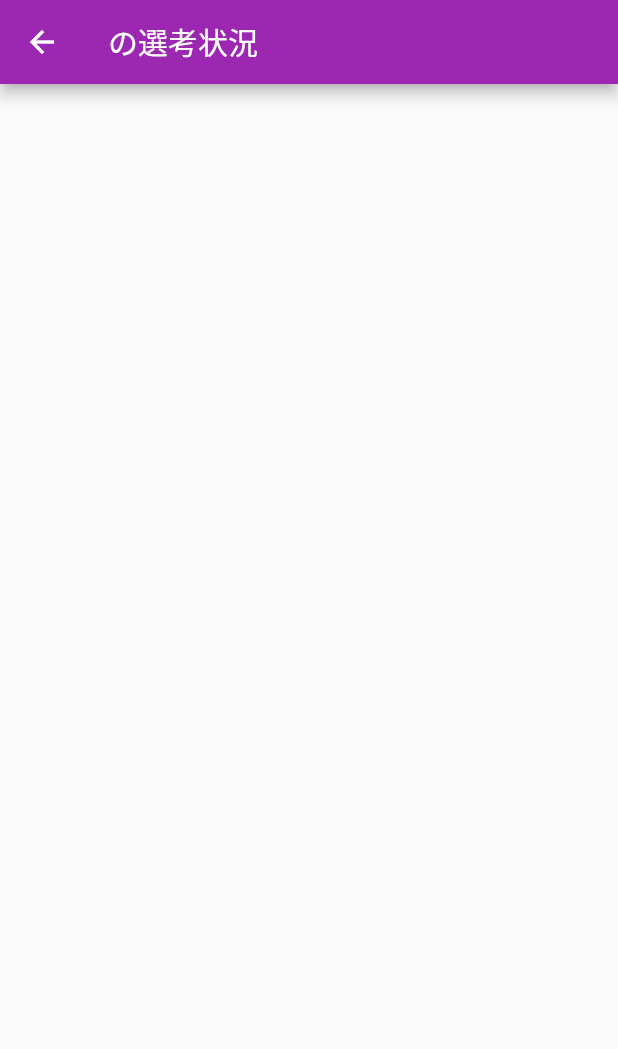
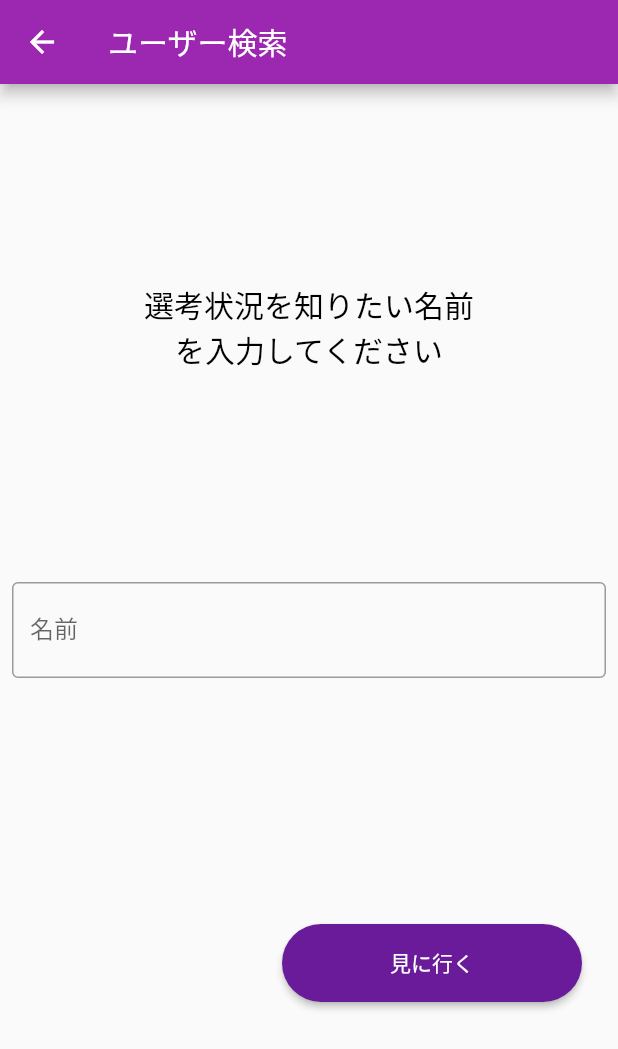
Before and after one commit to momomomo111/job_hanting_app, a Flutter app: the screen it shows after launch, after a tap on "閲覧する方はこちらから", on a phone screen of 412 x 824 dp. Shown: the top 1049 px of the screen. Run offline on Flutter 3.47's test engine with Material 2 defaults, Android fonts, the phone set to English and light mode, and no system bars; our stand-ins replace cloud_firestore, firebase_auth, firebase_core, get, google_fonts, google_sign_in; accounts and stored records are empty.

Commit message:
[update] User search function added.
ユーザー検索機能を追加

```diff
--- a/lib/controller/my_process_controller.dart
+++ b/lib/controller/my_process_controller.dart
@@ -10,8 +10,7 @@ class MyProcessController extends GetxController {
 
   final deleteMode = false.obs;
 
-  @override
-  void onReady() {
+  void readMyProcess() {
     myProcessList.bindStream(
         FirestoreDb.myProcessStream(_userController.userName.value));
   }
--- a/lib/main.dart
+++ b/lib/main.dart
@@ -9,6 +9,7 @@ import 'package:job_hanting_app/view/company_add_screen.dart';
 import 'package:job_hanting_app/view/process_list_screen.dart';
 import 'package:job_hanting_app/view/process_select_screen.dart';
 import 'package:job_hanting_app/view/title_screen.dart';
+import 'package:job_hanting_app/view/user_select_screen.dart';
 
 void main() async {
   WidgetsFlutterBinding.ensureInitialized();
@@ -30,6 +31,10 @@ void main() async {
     initialRoute: '/title',
     getPages: [
       GetPage(name: '/title', page: () => TitleScreen(), binding: Bind()),
+      GetPage(
+          name: '/user-select',
+          page: () => UserSelectScreen(),
+          binding: Bind()),
       GetPage(name: '/auth', page: () => AuthScreen(), binding: Bind()),
       GetPage(
           name: '/process-list',
--- a/lib/view/process_list_screen.dart
+++ b/lib/view/process_list_screen.dart
@@ -7,19 +7,20 @@ import 'package:job_hanting_app/enum/user_type.dart';
 
 class ProcessListScreen extends StatelessWidget {
   final MyProcessController _myProcessController = Get.find();
-  final UserController _userListController = Get.find();
+  final UserController _userController = Get.find();
   final AuthController _authController = Get.find();
 
   @override
   Widget build(BuildContext context) {
+    _myProcessController.readMyProcess();
     return Scaffold(
       appBar: AppBar(
-        title: Text("${_userListController.userName.value}の選考状況"),
+        title: Text("${_userController.userName.value}の選考状況"),
         actions: <Widget>[
           Obx(
             () => Visibility(
               visible: !_myProcessController.deleteMode.value &&
-                  _userListController.userType.value == UserType.student,
+                  _userController.userType.value == UserType.student,
               child: IconButton(
                 onPressed: () {
                   _myProcessController.deleteMode.value = true;
@@ -33,7 +34,7 @@ class ProcessListScreen extends StatelessWidget {
           Obx(
             () => Visibility(
               visible: _myProcessController.deleteMode.value &&
-                  _userListController.userType.value == UserType.student,
+                  _userController.userType.value == UserType.student,
               child: IconButton(
                 onPressed: () {
                   _myProcessController.deleteMode.value = false;
@@ -45,7 +46,7 @@ class ProcessListScreen extends StatelessWidget {
             ),
           ),
           Visibility(
-            visible: _userListController.userType.value == UserType.student,
+            visible: _userController.userType.value == UserType.student,
             child: IconButton(
               onPressed: _authController.signOut,
               icon: const Icon(
@@ -65,7 +66,7 @@ class ProcessListScreen extends StatelessWidget {
                   const EdgeInsets.symmetric(vertical: 4.0, horizontal: 16.0),
               child: InkWell(
                 onTap: () {
-                  if (_userListController.userType.value == UserType.student) {
+                  if (_userController.userType.value == UserType.student) {
                     Get.toNamed('/process-select', arguments: index.toString());
                   }
                 },
@@ -144,7 +145,7 @@ class ProcessListScreen extends StatelessWidget {
         ),
       ),
       floatingActionButton: Visibility(
-        visible: _userListController.userType.value == UserType.student,
+        visible: _userController.userType.value == UserType.student,
         child: FloatingActionButton.large(
           onPressed: () {
             Get.toNamed('/company-add');
--- a/lib/view/title_screen.dart
+++ b/lib/view/title_screen.dart
@@ -1,10 +1,8 @@
 import 'package:flutter/material.dart';
 import 'package:get/get.dart';
-import 'package:job_hanting_app/controller/auth_controller.dart';
 import 'package:job_hanting_app/controller/user_controller.dart';
 
 class TitleScreen extends StatelessWidget {
-  final AuthController _authController = Get.find();
   final UserController _userController = Get.find();
 
   @override
@@ -28,7 +26,7 @@ class TitleScreen extends StatelessWidget {
                   child: ElevatedButton(
                     onPressed: () {
                       _userController.setOther();
-                      Get.toNamed('/process-list');
+                      Get.toNamed('/user-select');
                     },
                     child: const Text(
                       "閲覧する方はこちらから",
--- /dev/null
+++ b/lib/view/user_select_screen.dart
@@ -0,0 +1,65 @@
+import 'package:flutter/material.dart';
+import 'package:get/get.dart';
+import 'package:job_hanting_app/controller/user_controller.dart';
+
+class UserSelectScreen extends StatelessWidget {
+  final UserController _userController = Get.find();
+  final _userSelectController = TextEditingController();
+
+  @override
+  Widget build(BuildContext context) {
+    return Scaffold(
+      appBar: AppBar(title: const Text("ユーザー検索")),
+      body: Column(
+        crossAxisAlignment: CrossAxisAlignment.center,
+        mainAxisAlignment: MainAxisAlignment.spaceEvenly,
+        children: [
+          const Text(
+            "選考状況を知りたい名前\nを入力してください",
+            textAlign: TextAlign.center,
+            style: TextStyle(
+              color: Colors.black,
+              fontSize: 20,
+              fontWeight: FontWeight.w500,
+            ),
+          ),
+          Padding(
+            padding: const EdgeInsets.all(8.0),
+            child: TextFormField(
+              controller: _userSelectController,
+              decoration: const InputDecoration(
+                border: OutlineInputBorder(),
+                hintText: "名前",
+                labelText: "名前",
+              ),
+            ),
+          ),
+          Align(
+            alignment: Alignment.bottomRight,
+            child: Padding(
+              padding: const EdgeInsets.all(24.0),
+              child: SizedBox(
+                width: 200,
+                height: 52,
+                child: ElevatedButton(
+                  onPressed: () {
+                    _userController.userName.value = _userSelectController.text;
+                    Get.toNamed("/process-list");
+                  },
+                  child: const Text(
+                    "見に行く",
+                    style: TextStyle(color: Colors.white),
+                  ),
+                  style: ElevatedButton.styleFrom(
+                    primary: Colors.purple[800],
+                    shape: const StadiumBorder(),
+                  ),
+                ),
+              ),
+            ),
+          ),
+        ],
+      ),
+    );
+  }
+}
```
